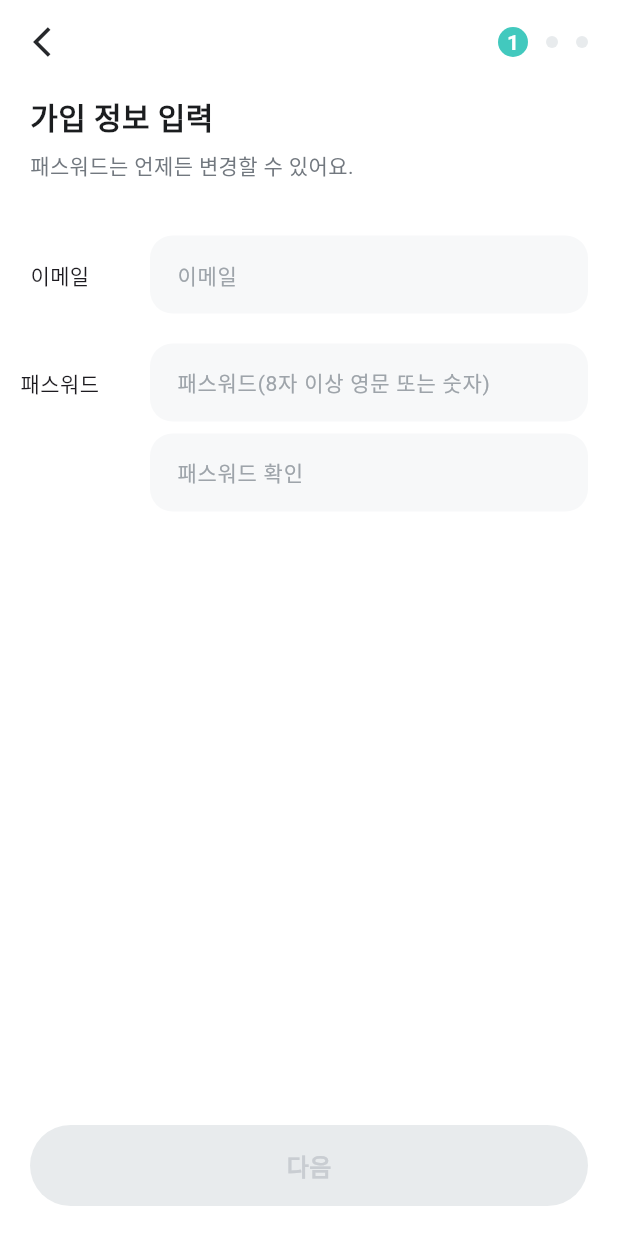
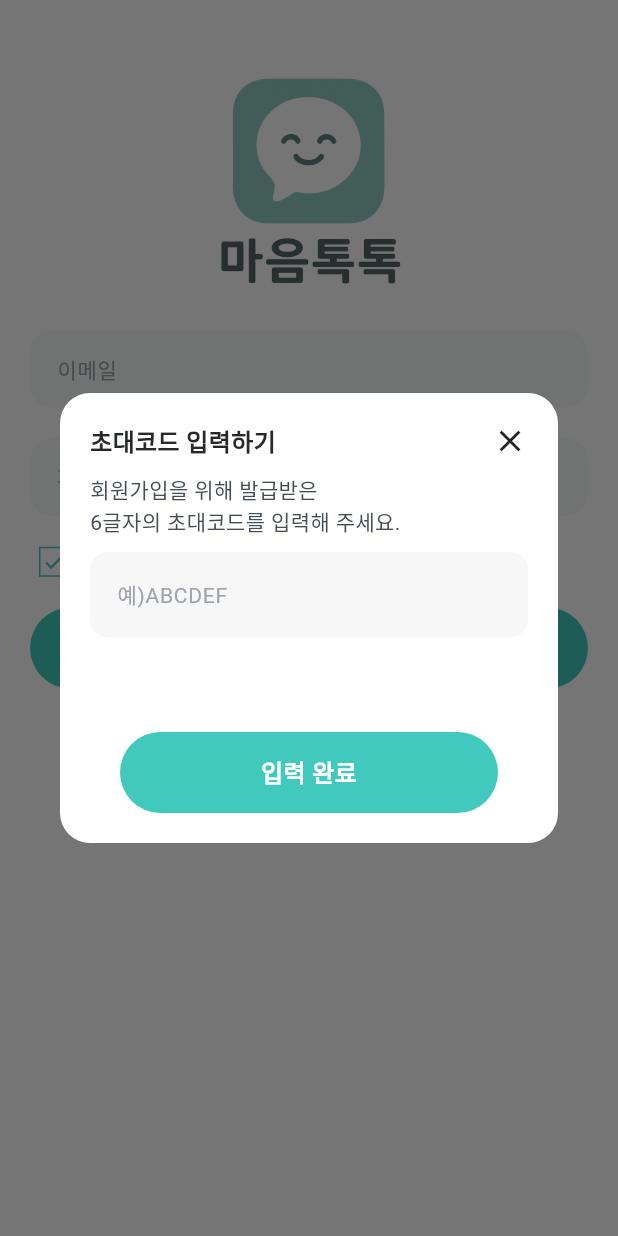
Before and after one commit to yunjunghun0116/maeumtoktok, a Flutter app: the screen it shows after launch, after a tap on "회원가입", on a phone screen of 412 x 824 dp. Run offline on Flutter 3.47's test engine with Material 3 defaults, Android fonts, the phone set to English and light mode, and no system bars; our stand-ins replace another_flushbar, cloud_firestore, firebase_core, firebase_storage, flutter_speed_dial, image_picker and 1 more; missing offline and left inert: bcrypt, encrypt, langchain, langchain_openai; accounts and stored records are empty; generated files the repository leaves out were written again.

Commit message:
feat: 회원가입 시 초대코드 추가

```diff
--- a/lib/core/exceptions/exception_message.dart
+++ b/lib/core/exceptions/exception_message.dart
@@ -13,6 +13,7 @@ enum ExceptionMessage {
   wrongEmailRegExp(400, "잘못된 형식의 이메일입니다"),
   wrongPasswordRegExp(400, "잘못된 형식의 패스워드입니다."),
   wrongEmailOrPassword(400, "이메일이나 패스워드가 잘못되었습니다."),
+  wrongInvitationCode(400, "초대코드가 잘못되었습니다."),
   notEqualPasswordAndPasswordCheck(400, "패스워드를 다시 한번 확인해 주세요."),
   /* 닉네임 관련 메시지 */
   wrongNameRegExp(400, "잘못된 형식의 닉네임입니다."),
--- a/lib/features/auth/presentation/screens/sign_in_screen.dart
+++ b/lib/features/auth/presentation/screens/sign_in_screen.dart
@@ -1,5 +1,8 @@
+import 'package:app/core/exceptions/custom_exception.dart';
+import 'package:app/core/exceptions/exception_message.dart';
 import 'package:app/features/auth/data/models/login_dto.dart';
 import 'package:app/features/auth/presentation/controllers/auth_controller.dart';
+import 'package:app/features/auth/presentation/widgets/invitation_dialog.dart';
 import 'package:app/shared/widgets/common_check_box.dart';
 import 'package:flutter/material.dart';
 import 'package:provider/provider.dart';
@@ -102,7 +105,16 @@ class _SignInScreenState extends State<SignInScreen> {
               SizedBox(height: 20),
               GestureDetector(
                 behavior: HitTestBehavior.opaque,
-                onTap: () => Navigator.push(context, MaterialPageRoute(builder: (context) => SignUpScreen())),
+                onTap: () async {
+                  String? result = await showDialog<String?>(
+                    context: context,
+                    builder: (context) => InvitationDialog(),
+                  );
+                  if (!mounted) return;
+                  if (result == null) return;
+                  if (result.isEmpty || result != "HCILAB") throw CustomException(ExceptionMessage.badRequest);
+                  Navigator.push(context, MaterialPageRoute(builder: (context) => SignUpScreen()));
+                },
                 child: Container(
                   alignment: Alignment.center,
                   width: 120,
--- /dev/null
+++ b/lib/features/auth/presentation/widgets/invitation_dialog.dart
@@ -0,0 +1,84 @@
+import 'package:flutter/material.dart';
+
+import '../../../../shared/constants/app_colors.dart';
+import '../../../../shared/widgets/common_button.dart';
+
+class InvitationDialog extends StatefulWidget {
+  const InvitationDialog({super.key});
+
+  @override
+  State<InvitationDialog> createState() => _InvitationDialogState();
+}
+
+class _InvitationDialogState extends State<InvitationDialog> {
+  final _invitationCodeController = TextEditingController();
+
+  @override
+  Widget build(BuildContext context) {
+    return Dialog(
+      backgroundColor: Colors.white,
+      shape: RoundedRectangleBorder(borderRadius: BorderRadius.circular(20)),
+      child: Container(
+        height: 300,
+        padding: const EdgeInsets.all(20),
+        child: Column(
+          mainAxisSize: MainAxisSize.min,
+          crossAxisAlignment: CrossAxisAlignment.start,
+          children: [
+            Row(
+              children: [
+                Text(
+                  "초대코드 입력하기",
+                  style: TextStyle(
+                    fontSize: 16,
+                    color: AppColors.fontGray800Color,
+                    fontWeight: FontWeight.bold,
+                    height: 20 / 16,
+                  ),
+                ),
+                Spacer(),
+                GestureDetector(
+                  behavior: HitTestBehavior.opaque,
+                  onTap: () => Navigator.pop(context),
+                  child: Icon(Icons.close, size: 24),
+                ),
+              ],
+            ),
+            SizedBox(height: 10),
+            Text(
+              "회원가입을 위해 발급받은\n6글자의 초대코드를 입력해 주세요.",
+              style: TextStyle(fontSize: 14, color: AppColors.fontGray600Color, height: 20 / 14),
+            ),
+            const SizedBox(height: 10),
+            Container(
+              padding: const EdgeInsets.all(8),
+              decoration: BoxDecoration(color: const Color(0xFFF7F7F7), borderRadius: BorderRadius.circular(12)),
+              child: TextField(
+                controller: _invitationCodeController,
+                maxLines: 1,
+                maxLength: 6,
+                decoration: InputDecoration(
+                  contentPadding: EdgeInsets.all(10),
+                  hintText: "예)ABCDEF",
+                  border: InputBorder.none,
+                  enabledBorder: InputBorder.none,
+                  focusedBorder: InputBorder.none,
+                  isDense: true,
+                  counterText: '',
+                  hintStyle: TextStyle(fontSize: 14, color: AppColors.fontGray400Color, height: 20 / 14),
+                ),
+                style: TextStyle(fontSize: 14, color: AppColors.fontGray800Color, height: 20 / 14),
+              ),
+            ),
+            Spacer(),
+            CommonButton(
+              value: true,
+              onTap: () => Navigator.of(context).pop(_invitationCodeController.text),
+              title: "입력 완료",
+            ),
+          ],
+        ),
+      ),
+    );
+  }
+}
```
